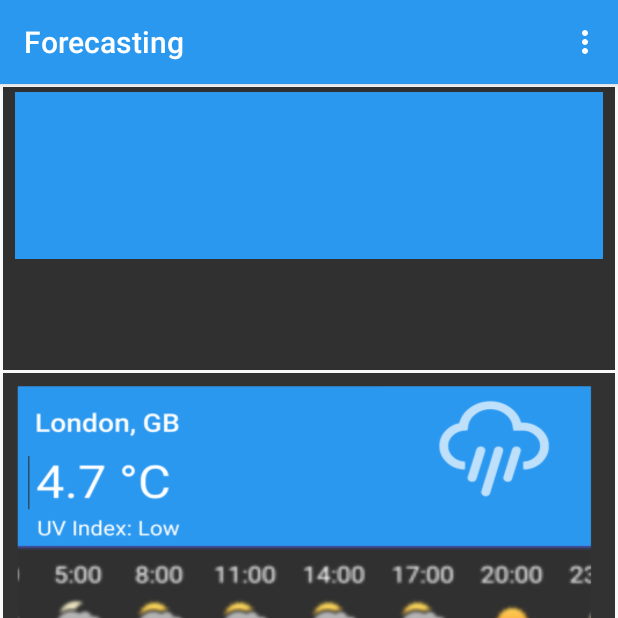
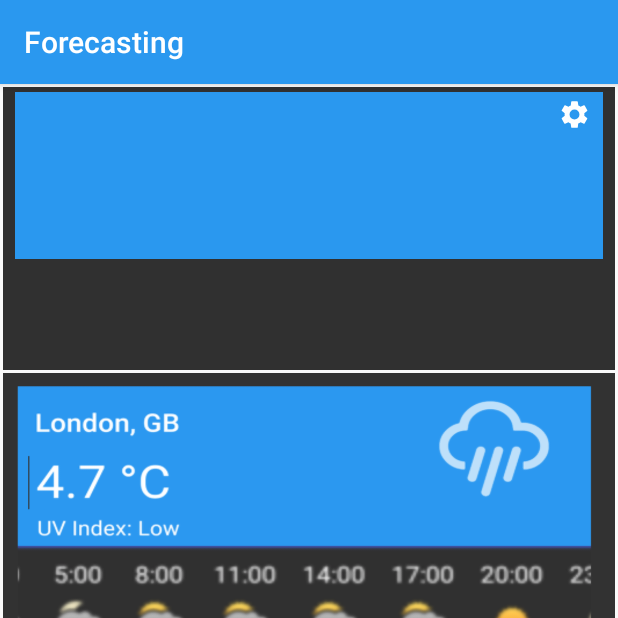
Before and after one commit to tarusluck/weather, an Android app: the screen it shows after launch (MainActivity), on a phone screen of 412 x 824 dp, the top half of it. Run offline under Robolectric (Android 15) with nearby library versions, the phone set to English and light mode, and no system bars; libraries missing offline, so code that uses them is left out: com.karumi.dexter, io.nlopez.smartlocation, net.danlew.android; pictures from the network do not load; 2 statements that could not run were skipped.

Commit message:
solved cleartext traffic error and added settings to paticular box

```diff
--- a/app/src/main/java/com/deskcode/forecasting/activity/MainActivity.java
+++ b/app/src/main/java/com/deskcode/forecasting/activity/MainActivity.java
@@ -13,8 +13,12 @@ import android.support.v7.widget.RecyclerView;
 import android.text.TextUtils;
 import android.util.Log;
 import android.view.Menu;
+import android.view.MenuInflater;
 import android.view.MenuItem;
+import android.view.View;
+import android.widget.ImageButton;
 import android.widget.ImageView;
+import android.widget.PopupMenu;
 import android.widget.TextView;
 import android.widget.Toast;
 
@@ -55,12 +59,13 @@ import io.nlopez.smartlocation.SmartLocation;
 import io.nlopez.smartlocation.geofencing.utils.TransitionGeofence;
 import io.nlopez.smartlocation.location.providers.LocationGooglePlayServicesProvider;
 
-public class MainActivity extends AppCompatActivity implements OnLocationUpdatedListener, OnActivityUpdatedListener, OnGeofencingTransitionListener {
+public class MainActivity extends AppCompatActivity implements OnLocationUpdatedListener, OnActivityUpdatedListener, OnGeofencingTransitionListener, PopupMenu.OnMenuItemClickListener {
 
     JSONObject UVIndexObject, currentWeatherObject, todayWeatherObject;
     RecyclerView rvWeatherList;
     RecycleViewWeather adapterViewWeather;
     TextView tvTempreture, tvAreaName, tvUVIndex;
+    ImageButton btnSettings;
     String latitude, longitude, currentAddress, iconName;
     ImageView ivWeather;
     ArrayList<String> todayrvDataList, todayTimeList;
@@ -82,8 +87,21 @@ public class MainActivity extends AppCompatActivity implements OnLocationUpdated
         tvAreaName = findViewById(R.id.tvAreaName);
         tvUVIndex = findViewById(R.id.tvUVIndex);
         ivWeather = findViewById(R.id.ivWeather);
+        btnSettings = findViewById(R.id.btnSettings);
+
         getPermission();
         setWeatherAdapter();
+
+        btnSettings.setOnClickListener(new View.OnClickListener() {
+            @Override
+            public void onClick(View v) {
+                PopupMenu popup = new PopupMenu(MainActivity.this, v);
+                MenuInflater inflater = popup.getMenuInflater();
+                inflater.inflate(R.menu.menu_main, popup.getMenu());
+                popup.setOnMenuItemClickListener(MainActivity.this);
+                popup.show();
+            }
+        });
     }
 
 
@@ -301,15 +319,33 @@ public class MainActivity extends AppCompatActivity implements OnLocationUpdated
         }.execute();
     }
 
-    /*----------------------option menu for change temp--------------------------*/
-    @Override
-    public boolean onCreateOptionsMenu(Menu menu) {
-        getMenuInflater().inflate(R.menu.menu_main, menu);
-        return true;
-    }
+//    /*----------------------option menu for change temp--------------------------*/
+//    @Override
+//    public boolean onCreateOptionsMenu(Menu menu) {
+//        getMenuInflater().inflate(R.menu.menu_main, menu);
+//        return true;
+//    }
+
+//    @Override
+//    public boolean onOptionsItemSelected(MenuItem item) {
+//        switch (item.getItemId()) {
+//            case R.id.itemTempF:
+//                counter = 1;
+//                getCurrentWeather(Constants.TEMP_TYPE_F, "°F");
+//                break;
+//            case R.id.itemTempC:
+//                counter = 1;
+//                getCurrentWeather(Constants.TEMP_TYPE_C, "°C");
+//                break;
+//        }
+//        return super.onOptionsItemSelected(item);
+//
+//    }
+
+    /*----------------------settings menu for change temp--------------------------*/
 
     @Override
-    public boolean onOptionsItemSelected(MenuItem item) {
+    public boolean onMenuItemClick(MenuItem item) {
         switch (item.getItemId()) {
             case R.id.itemTempF:
                 counter = 1;
@@ -320,8 +356,7 @@ public class MainActivity extends AppCompatActivity implements OnLocationUpdated
                 getCurrentWeather(Constants.TEMP_TYPE_C, "°C");
                 break;
         }
-        return super.onOptionsItemSelected(item);
-
+        return true;
     }
 
     /*-----------------------------get current location----------------------*/
--- /dev/null
+++ b/app/src/main/res/drawable/ic_settings.xml
@@ -0,0 +1,10 @@
+<vector xmlns:android="http://schemas.android.com/apk/res/android"
+    android:width="22dp"
+    android:height="22dp"
+    android:tint="#FFFFFF"
+    android:viewportWidth="24"
+    android:viewportHeight="24">
+    <path
+        android:fillColor="#FF000000"
+        android:pathData="M19.1,12.9a2.8,2.8 0,0 0,0.1 -0.9,2.8 2.8,0 0,0 -0.1,-0.9l2.1,-1.6a0.7,0.7 0,0 0,0.1 -0.6L19.4,5.5a0.7,0.7 0,0 0,-0.6 -0.2l-2.4,1a6.5,6.5 0,0 0,-1.6 -0.9l-0.4,-2.6a0.5,0.5 0,0 0,-0.5 -0.4H10.1a0.5,0.5 0,0 0,-0.5 0.4L9.3,5.4a5.6,5.6 0,0 0,-1.7 0.9l-2.4,-1a0.4,0.4 0,0 0,-0.5 0.2l-2,3.4c-0.1,0.2 0,0.4 0.2,0.6l2,1.6a2.8,2.8 0,0 0,-0.1 0.9,2.8 2.8,0 0,0 0.1,0.9L2.8,14.5a0.7,0.7 0,0 0,-0.1 0.6l1.9,3.4a0.7,0.7 0,0 0,0.6 0.2l2.4,-1a6.5,6.5 0,0 0,1.6 0.9l0.4,2.6a0.5,0.5 0,0 0,0.5 0.4h3.8a0.5,0.5 0,0 0,0.5 -0.4l0.3,-2.6a5.6,5.6 0,0 0,1.7 -0.9l2.4,1a0.4,0.4 0,0 0,0.5 -0.2l2,-3.4c0.1,-0.2 0,-0.4 -0.2,-0.6ZM12,15.6A3.6,3.6 0,1 1,15.6 12,3.6 3.6,0 0,1 12,15.6Z" />
+</vector>
--- a/app/src/main/res/layout/activity_main.xml
+++ b/app/src/main/res/layout/activity_main.xml
@@ -77,9 +77,9 @@
                             android:textColor="@color/white"
                             android:textSize="20sp"
                             android:textStyle="bold"
+                            app:layout_constraintBottom_toTopOf="@+id/tvUVIndex"
                             app:layout_constraintStart_toStartOf="parent"
-                            app:layout_constraintTop_toBottomOf="@+id/tvAreaName"
-                            app:layout_constraintBottom_toTopOf="@+id/tvUVIndex"/>
+                            app:layout_constraintTop_toBottomOf="@+id/tvAreaName" />
 
 
                         <TextView
@@ -88,12 +88,12 @@
                             android:layout_height="wrap_content"
                             android:layout_below="@+id/tvTempreture"
                             android:layout_marginTop="2dp"
+                            android:layout_marginBottom="3dp"
                             android:textColor="@color/white"
                             android:textSize="14sp"
                             app:layout_constraintBottom_toBottomOf="parent"
                             app:layout_constraintStart_toStartOf="parent"
-                            app:layout_constraintTop_toBottomOf="@+id/tvTempreture"
-                            android:layout_marginBottom="3dp"/>
+                            app:layout_constraintTop_toBottomOf="@+id/tvTempreture" />
 
 
                         <ImageView
@@ -103,11 +103,23 @@
                             android:layout_alignParentEnd="true"
                             android:layout_alignParentRight="true"
                             android:layout_margin="10dp"
+                            android:scaleType="fitXY"
                             android:tint="@color/white"
+                            app:layout_constraintBottom_toBottomOf="parent"
                             app:layout_constraintEnd_toEndOf="parent"
-                            app:layout_constraintTop_toTopOf="parent"
-                            app:layout_constraintBottom_toBottomOf="parent"
-                            android:scaleType="fitXY"/>
+                            app:layout_constraintTop_toBottomOf="@id/btnSettings" />
+
+                        <ImageButton
+                            android:id="@+id/btnSettings"
+                            android:layout_width="wrap_content"
+                            android:layout_height="wrap_content"
+                            android:layout_marginTop="4dp"
+                            android:background="@android:color/transparent"
+                            android:contentDescription="@string/settings"
+                            android:src="@drawable/ic_settings"
+                            app:layout_constraintEnd_toEndOf="parent"
+                            app:layout_constraintTop_toTopOf="parent" />
+
                     </android.support.constraint.ConstraintLayout>
 
 
--- a/app/src/main/res/values/strings.xml
+++ b/app/src/main/res/values/strings.xml
@@ -9,5 +9,6 @@
     <string name="high">UVIndex : High</string>
     <string name="low">UVIndex :Low</string>
     <string name="moderate">UVIndex :Moderate</string>
+    <string name="settings">Settings</string>
 
 </resources>
```
Also changed, not shown: app/src/main/AndroidManifest.xml (+10 -4 lines).
